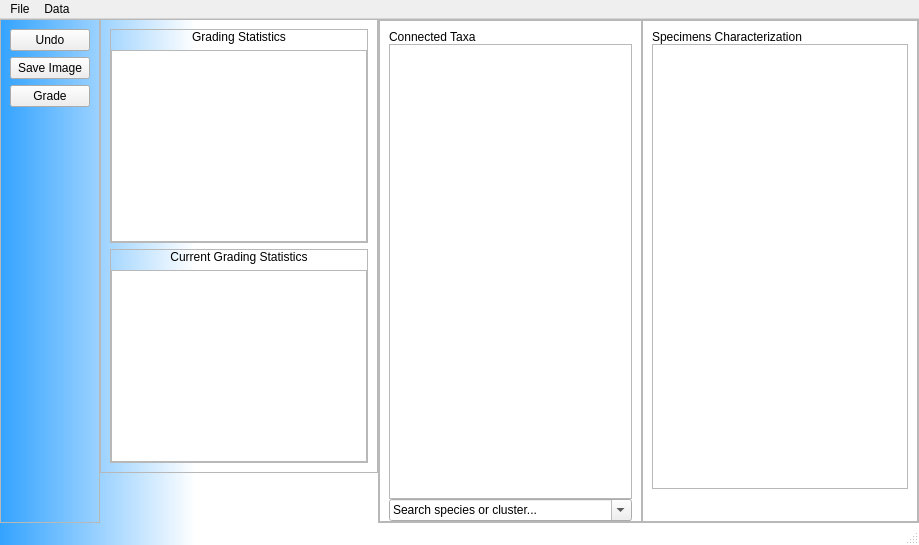
Old version of the form iSpecIDApp/mainwindow.ui in the repository lmpn/iSpecID.
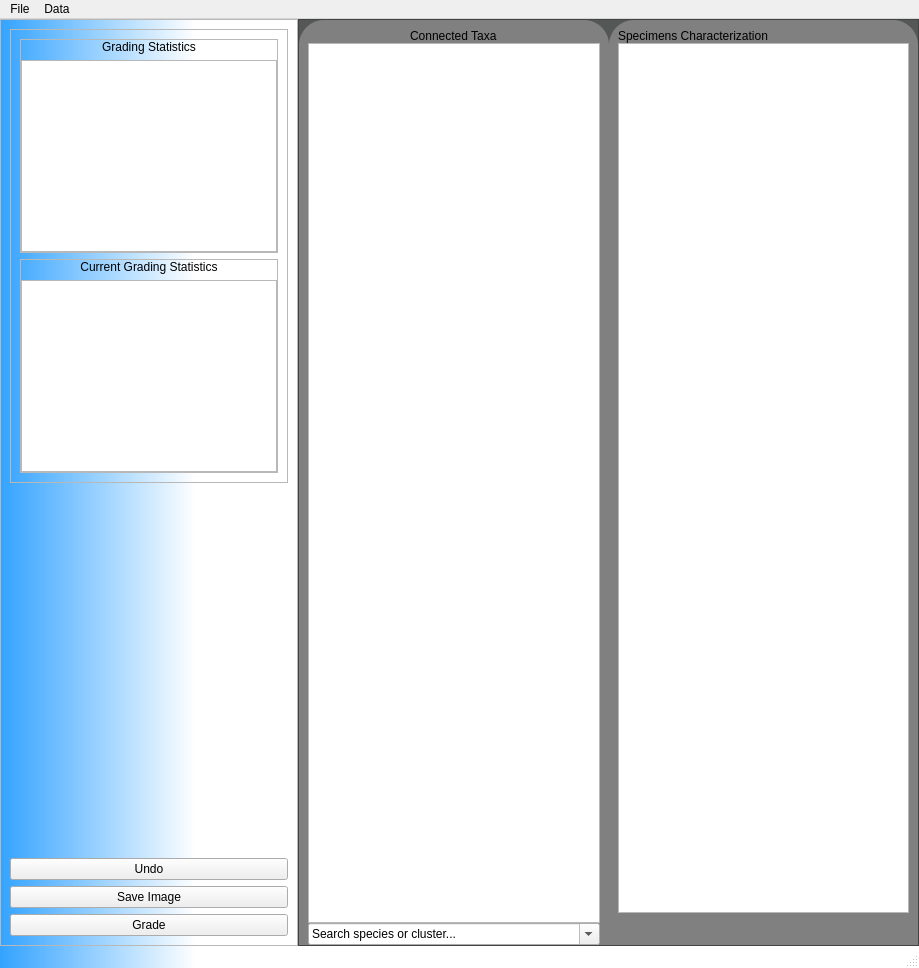
New version of the form.

Commit message: App functional

Patch:
```diff
--- a/iSpecIDApp/mainwindow.ui
+++ b/iSpecIDApp/mainwindow.ui
@@ -23,7 +23,7 @@
    <string notr="true">#MainWindow{background: qlineargradient(spread:reflect, x1:0, y1:0, x2:1, y2:0, stop:0 rgba(51, 163, 255, 255), stop:0.211823 rgba(255, 255, 255, 255))}</string>
   </property>
   <widget class="QWidget" name="centralwidget">
-   <layout class="QGridLayout" name="gridLayout" columnstretch="0,0,0,100">
+   <layout class="QGridLayout" name="gridLayout" columnstretch="0,0,0,0">
     <property name="leftMargin">
      <number>0</number>
     </property>
@@ -59,6 +59,11 @@
         <height>16777215</height>
        </size>
       </property>
+      <property name="styleSheet">
+       <string notr="true">QFrame#viewer_frame{
+background: rgb(85, 87, 87);
+}</string>
+      </property>
       <property name="frameShape">
        <enum>QFrame::StyledPanel</enum>
       </property>
@@ -83,6 +88,14 @@
        </property>
        <item row="2" column="1">
         <widget class="QFrame" name="record_frame">
+         <property name="styleSheet">
+          <string notr="true">QFrame#record_frame{
+border: 1px gray;
+border-top-right-radius: 25px;
+border-top-left-radius: 25px;
+background: grey
+}</string>
+         </property>
          <property name="frameShape">
           <enum>QFrame::StyledPanel</enum>
          </property>
@@ -155,6 +168,14 @@
        </item>
        <item row="2" column="0">
         <widget class="QFrame" name="graph_frame">
+         <property name="styleSheet">
+          <string notr="true">QFrame#graph_frame{
+border: 1px gray;
+border-top-right-radius: 25px;
+border-top-left-radius: 25px;
+background: grey
+}</string>
+         </property>
          <property name="frameShape">
           <enum>QFrame::StyledPanel</enum>
          </property>
@@ -168,7 +189,7 @@
           <property name="bottomMargin">
            <number>0</number>
           </property>
-          <item>
+          <item alignment="Qt::AlignHCenter">
            <widget class="QLabel" name="graph_viewer_label">
             <property name="sizePolicy">
              <sizepolicy hsizetype="Fixed" vsizetype="Fixed">
@@ -186,6 +207,9 @@
           </item>
           <item>
            <widget class="QGraphicsView" name="graph_viewer">
+            <property name="enabled">
+             <bool>true</bool>
+            </property>
             <property name="sizePolicy">
              <sizepolicy hsizetype="MinimumExpanding" vsizetype="MinimumExpanding">
               <horstretch>0</horstretch>
@@ -234,14 +258,14 @@
     <item row="1" column="0" rowspan="3">
      <widget class="QFrame" name="sidebar_frame">
       <property name="sizePolicy">
-       <sizepolicy hsizetype="Fixed" vsizetype="MinimumExpanding">
+       <sizepolicy hsizetype="Minimum" vsizetype="MinimumExpanding">
         <horstretch>0</horstretch>
         <verstretch>0</verstretch>
        </sizepolicy>
       </property>
       <property name="maximumSize">
        <size>
-        <width>110</width>
+        <width>16777215</width>
         <height>16777215</height>
        </size>
       </property>
@@ -256,88 +280,9 @@
       </property>
       <layout class="QVBoxLayout" name="verticalLayout_5">
        <item>
-        <widget class="QPushButton" name="undo_button">
-         <property name="sizePolicy">
-          <sizepolicy hsizetype="MinimumExpanding" vsizetype="Fixed">
-           <horstretch>0</horstretch>
-           <verstretch>0</verstretch>
-          </sizepolicy>
-         </property>
-         <property name="minimumSize">
-          <size>
-           <width>0</width>
-           <height>0</height>
-          </size>
-         </property>
-         <property name="maximumSize">
-          <size>
-           <width>16777215</width>
-           <height>16777215</height>
-          </size>
-         </property>
-         <property name="text">
-          <string>Undo</string>
-         </property>
-        </widget>
-       </item>
-       <item>
-        <widget class="QPushButton" name="save_graph_button">
-         <property name="styleSheet">
-          <string notr="true"/>
-         </property>
-         <property name="text">
-          <string>Save Image</string>
-         </property>
-        </widget>
-       </item>
-       <item>
-        <widget class="QPushButton" name="annotate_button">
-         <property name="enabled">
-          <bool>true</bool>
-         </property>
-         <property name="sizePolicy">
-          <sizepolicy hsizetype="MinimumExpanding" vsizetype="Fixed">
-           <horstretch>0</horstretch>
-           <verstretch>0</verstretch>
-          </sizepolicy>
-         </property>
-         <property name="minimumSize">
-          <size>
-           <width>0</width>
-           <height>0</height>
-          </size>
-         </property>
-         <property name="maximumSize">
-          <size>
-           <width>16777215</width>
-           <height>16777215</height>
-          </size>
-         </property>
-         <property name="text">
-          <string>Grade</string>
-         </property>
-        </widget>
-       </item>
-       <item>
-        <spacer name="verticalSpacer_2">
-         <property name="orientation">
-          <enum>Qt::Vertical</enum>
-         </property>
-         <property name="sizeHint" stdset="0">
-          <size>
-           <width>20</width>
-           <height>369</height>
-          </size>
-         </property>
-        </spacer>
-       </item>
-      </layout>
-     </widget>
-    </item>
-    <item row="1" column="1">
      <widget class="QFrame" name="results_frame">
       <property name="sizePolicy">
-       <sizepolicy hsizetype="Fixed" vsizetype="Fixed">
+          <sizepolicy hsizetype="Minimum" vsizetype="Fixed">
         <horstretch>0</horstretch>
         <verstretch>0</verstretch>
        </sizepolicy>
@@ -361,7 +306,7 @@
           <bool>true</bool>
          </property>
          <property name="sizePolicy">
-          <sizepolicy hsizetype="Fixed" vsizetype="Minimum">
+             <sizepolicy hsizetype="Minimum" vsizetype="Minimum">
            <horstretch>0</horstretch>
            <verstretch>0</verstretch>
           </sizepolicy>
@@ -404,7 +349,7 @@
           <item>
            <widget class="QTableView" name="initial_results_table">
             <property name="sizePolicy">
-             <sizepolicy hsizetype="Preferred" vsizetype="Preferred">
+                <sizepolicy hsizetype="Minimum" vsizetype="Minimum">
               <horstretch>0</horstretch>
               <verstretch>0</verstretch>
              </sizepolicy>
@@ -432,7 +377,7 @@
        <item>
         <widget class="QFrame" name="current_results_frame">
          <property name="sizePolicy">
-          <sizepolicy hsizetype="Fixed" vsizetype="Minimum">
+             <sizepolicy hsizetype="Minimum" vsizetype="Minimum">
            <horstretch>0</horstretch>
            <verstretch>0</verstretch>
           </sizepolicy>
@@ -475,7 +420,7 @@
           <item>
            <widget class="QTableView" name="current_results_table">
             <property name="sizePolicy">
-             <sizepolicy hsizetype="Preferred" vsizetype="Preferred">
+                <sizepolicy hsizetype="Minimum" vsizetype="Minimum">
               <horstretch>0</horstretch>
               <verstretch>0</verstretch>
              </sizepolicy>
@@ -492,6 +437,85 @@
            </widget>
           </item>
          </layout>
+           </widget>
+          </item>
+         </layout>
+        </widget>
+       </item>
+       <item>
+        <spacer name="verticalSpacer_2">
+         <property name="orientation">
+          <enum>Qt::Vertical</enum>
+         </property>
+         <property name="sizeHint" stdset="0">
+          <size>
+           <width>20</width>
+           <height>369</height>
+          </size>
+         </property>
+        </spacer>
+       </item>
+       <item>
+        <widget class="QPushButton" name="undo_button">
+         <property name="sizePolicy">
+          <sizepolicy hsizetype="Minimum" vsizetype="Fixed">
+           <horstretch>0</horstretch>
+           <verstretch>0</verstretch>
+          </sizepolicy>
+         </property>
+         <property name="minimumSize">
+          <size>
+           <width>0</width>
+           <height>0</height>
+          </size>
+         </property>
+         <property name="maximumSize">
+          <size>
+           <width>16777215</width>
+           <height>16777215</height>
+          </size>
+         </property>
+         <property name="text">
+          <string>Undo</string>
+         </property>
+        </widget>
+       </item>
+       <item>
+        <widget class="QPushButton" name="save_graph_button">
+         <property name="styleSheet">
+          <string notr="true"/>
+         </property>
+         <property name="text">
+          <string>Save Image</string>
+         </property>
+        </widget>
+       </item>
+       <item>
+        <widget class="QPushButton" name="annotate_button">
+         <property name="enabled">
+          <bool>true</bool>
+         </property>
+         <property name="sizePolicy">
+          <sizepolicy hsizetype="Minimum" vsizetype="Fixed">
+           <horstretch>0</horstretch>
+           <verstretch>0</verstretch>
+          </sizepolicy>
+         </property>
+         <property name="minimumSize">
+          <size>
+           <width>0</width>
+           <height>0</height>
+          </size>
+         </property>
+         <property name="maximumSize">
+          <size>
+           <width>16777215</width>
+           <height>16777215</height>
+          </size>
+         </property>
+         <property name="text">
+          <string>Grade</string>
+         </property>
         </widget>
        </item>
       </layout>
```
Lines whose indentation alone changed are shown as unchanged. The commit also changes 2 other files.
